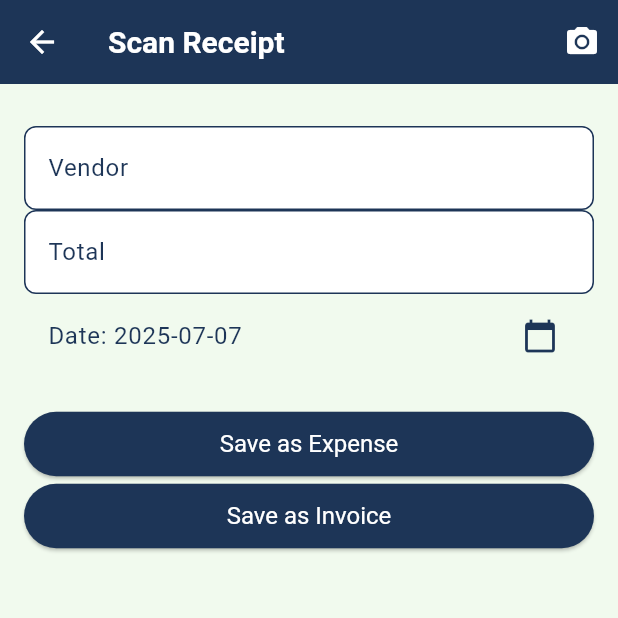
After one commit to haddockdaniel/AILedger-Flutter, a Flutter app: the ReceiptScannerScreen screen opened by its route, after a tap on the "camera alt" icon, on a phone screen of 412 x 824 dp, the top half of it. The commit adds this screen. Run offline on Flutter 3.47's test engine with Material 3 defaults, Android fonts, the phone set to English and light mode, and no system bars; our stand-ins replace flutter_local_notifications, flutter_secure_storage, flutter_tts, image_picker, share_plus, shimmer and 3 more; missing offline and left inert: aws_signature_v4, google_mlkit_text_recognition; accounts and stored records are empty; network calls fail; statements that could not run were skipped.

Commit message:
Enhance receipt parsing and add vendor tracking report

```diff
--- a/lib/app.dart
+++ b/lib/app.dart
@@ -18,6 +18,7 @@ import 'package:autoledger/screens/auth/signup_screen.dart';
 import 'package:autoledger/screens/auth/subscription_screen.dart';
 import 'package:autoledger/screens/profile_screen.dart';
 import 'package:autoledger/screens/widgets/contacts_screen.dart';
+import 'package:autoledger/screens/widgets/receipt_scanner.dart';
 
 // New imports for voice overlay
 import 'package:autoledger/widgets/voice_slot_overlay.dart';
@@ -86,6 +87,7 @@ class _AutoLedgerAppState extends State<AutoLedgerApp> {
             '/insights':       (_) => const AIInsightsWidget(),
             '/settings':       (_) => const PaymentSettingsScreen(),
             '/contacts':       (_) => const ContactsScreen(),
+			'/receipt-scan':  (_) => const ReceiptScannerScreen(),
             '/signup':         (_) => const SignUpScreen(),
             '/subscription':   (_) => const SubscriptionScreen(),
             '/profile':        (_) => const ProfileScreen(),
--- a/lib/screens/widgets/app_drawer.dart
+++ b/lib/screens/widgets/app_drawer.dart
@@ -67,6 +67,12 @@ class AppDrawer extends StatelessWidget {
             label: 'Expenses',
             route: '/expenses',
           ),
+		    _buildNavTile(
+            context,
+            icon: Icons.camera_alt,
+            label: 'Scan Receipt',
+            route: '/receipt-scan',
+          ),
           _buildNavTile(
             context,
             icon: Icons.bar_chart,
--- /dev/null
+++ b/lib/screens/widgets/receipt_scanner.dart
@@ -0,0 +1,201 @@
+import 'dart:io';
+
+import 'package:flutter/material.dart';
+import 'package:image_picker/image_picker.dart';
+
+import '../../models/expense_model.dart';
+import '../../models/invoice_model.dart';
+import '../../services/expense_service.dart';
+import '../../services/invoice_service.dart';
+import '../../services/receipt_parser.dart';
+import '../../widgets/skeleton_loader.dart';
+import '../../theme/app_theme.dart';
+
+class ReceiptScannerScreen extends StatefulWidget {
+  const ReceiptScannerScreen({Key? key}) : super(key: key);
+
+  @override
+  State<ReceiptScannerScreen> createState() => _ReceiptScannerScreenState();
+}
+
+class _ReceiptScannerScreenState extends State<ReceiptScannerScreen> {
+  File? _image;
+  final _vendorCtrl = TextEditingController();
+  final _amountCtrl = TextEditingController();
+  DateTime _date = DateTime.now();
+  bool _loading = false;
+  bool _parsing = false;
+
+  @override
+  void dispose() {
+    _vendorCtrl.dispose();
+    _amountCtrl.dispose();
+    super.dispose();
+  }
+
+  @override
+  void initState() {
+    super.initState();
+    _captureReceipt();
+  }
+
+  Future<void> _captureReceipt() async {
+    final picked = await ImagePicker().pickImage(source: ImageSource.camera);
+    if (picked == null) return;
+    setState(() {
+      _image = File(picked.path);
+      _parsing = true;
+    });
+    final parsed = await ReceiptParser.parseReceipt(_image!);
+    setState(() {
+      _vendorCtrl.text = parsed['vendor'] ?? '';
+      final amt = parsed['amount'];
+      if (amt != null && amt > 0) {
+        _amountCtrl.text = amt.toString();
+      }
+      if (parsed['date'] != null) {
+        _date = parsed['date'];
+      }
+      _parsing = false;
+    });
+  }
+
+  Future<void> _createExpense() async {
+    setState(() => _loading = true);
+    try {
+      final expense = Expense(
+        expenseId: '',
+        userId: '',
+        vendor: _vendorCtrl.text,
+        amount: double.tryParse(_amountCtrl.text) ?? 0,
+        category: 'Receipt',
+        notes: 'Scanned via app',
+        date: _date,
+        receiptUrl: null,
+      );
+      await ExpenseService.createExpense(expense);
+      if (mounted) Navigator.pop(context);
+    } catch (e) {
+      if (mounted) {
+        ScaffoldMessenger.of(context).showSnackBar(
+          SnackBar(content: Text('Error saving expense: $e')),
+        );
+      }
+    } finally {
+      if (mounted) setState(() => _loading = false);
+    }
+  }
+
+  Future<void> _createInvoice() async {
+    setState(() => _loading = true);
+    try {
+      final total = double.tryParse(_amountCtrl.text) ?? 0;
+      final lineItem = InvoiceLineItem(
+        lineItemId: 0,
+        invoiceId: 0,
+        userId: 0,
+        description: 'Receipt Purchase',
+        quantity: 1,
+        unitPrice: total,
+        total: total,
+      );
+      final invoice = Invoice(
+        invoiceId: 0,
+        invoiceNumber: '',
+        userId: 0,
+        customerId: null,
+        customerName: _vendorCtrl.text,
+        customerEmail: null,
+        customerPhone: null,
+        invoiceDate: _date,
+        dueDate: _date,
+        subtotal: total,
+        taxRate: 0,
+        taxAmount: 0,
+        total: total,
+        isPaid: true,
+        isWrittenOff: false,
+        isCanceled: false,
+        status: 'Paid',
+        paymentLink: null,
+        sendAutomatically: false,
+        chargeTaxes: false,
+        notes: 'Generated from receipt',
+        createdAt: DateTime.now(),
+        updatedAt: null,
+        lineItems: [lineItem],
+      );
+      await InvoiceService.createInvoice(invoice);
+      if (mounted) Navigator.pop(context);
+    } catch (e) {
+      if (mounted) {
+        ScaffoldMessenger.of(context).showSnackBar(
+          SnackBar(content: Text('Error saving invoice: $e')),
+        );
+      }
+    } finally {
+      if (mounted) setState(() => _loading = false);
+    }
+  }
+
+  Widget _buildForm() {
+    return ListView(
+      children: [
+        if (_image != null) Image.file(_image!, height: 200),
+        const SizedBox(height: 12),
+        TextField(
+          controller: _vendorCtrl,
+          decoration: const InputDecoration(labelText: 'Vendor'),
+        ),
+        TextField(
+          controller: _amountCtrl,
+          keyboardType: TextInputType.number,
+          decoration: const InputDecoration(labelText: 'Total'),
+        ),
+        ListTile(
+          title: Text('Date: ${_date.toLocal().toString().split(' ')[0]}'),
+          trailing: const Icon(Icons.calendar_today),
+          onTap: () async {
+            final picked = await showDatePicker(
+              context: context,
+              initialDate: _date,
+              firstDate: DateTime(2000),
+              lastDate: DateTime.now(),
+            );
+            if (picked != null) setState(() => _date = picked);
+          },
+        ),
+        const SizedBox(height: 20),
+        ElevatedButton(
+          onPressed: _loading ? null : _createExpense,
+          child: const Text('Save as Expense'),
+        ),
+        ElevatedButton(
+          onPressed: _loading ? null : _createInvoice,
+          child: const Text('Save as Invoice'),
+        ),
+      ],
+    );
+  }
+
+  @override
+  Widget build(BuildContext context) {
+    return Scaffold(
+      appBar: AppBar(
+        title: const Text('Scan Receipt'),
+        actions: [
+          IconButton(
+            icon: const Icon(Icons.camera_alt),
+            onPressed: _captureReceipt,
+          ),
+        ],
+      ),
+      body: _parsing
+          ? const Center(child: SkeletonLoader(itemCount: 4))
+          : Padding(
+              padding: const EdgeInsets.all(16),
+              child: _buildForm(),
+            ),
+    );
+  }
+}
--- a/lib/screens/widgets/reports_widget.dart
+++ b/lib/screens/widgets/reports_widget.dart
@@ -29,7 +29,8 @@ class _ReportsWidgetState extends State<ReportsWidget> {
     "Customer",
     "Invoice Aging",
     "Expense",
-    "Cash Flow"
+    "Cash Flow",
+    "Expense by Vendor"
   ];
 
   @override
@@ -46,6 +47,7 @@ class _ReportsWidgetState extends State<ReportsWidget> {
 
   Future<void> _loadReport() async {
     setState(() => isLoading = true);
+	if (selectedReport != 'Expense by Vendor') vendor = null;
     final content = await ReportService.generateReport(
       reportType: selectedReport,
       from: startDate,
@@ -116,6 +118,17 @@ class _ReportsWidgetState extends State<ReportsWidget> {
     return Column(
       children: [
         buildDropdown(),
+		  if (selectedReport == 'Expense by Vendor')
+          Padding(
+            padding: const EdgeInsets.symmetric(vertical: 8),
+            child: TextField(
+              decoration: const InputDecoration(labelText: 'Vendor'),
+              onChanged: (val) {
+                vendor = val.isEmpty ? null : val;
+                _loadReport();
+              },
+            ),
+          ),
         SizedBox(height: 8),
         Row(
           children: [
```
Also changed, not shown: lib/services/receipt_parser.dart (+48 -7 lines).
